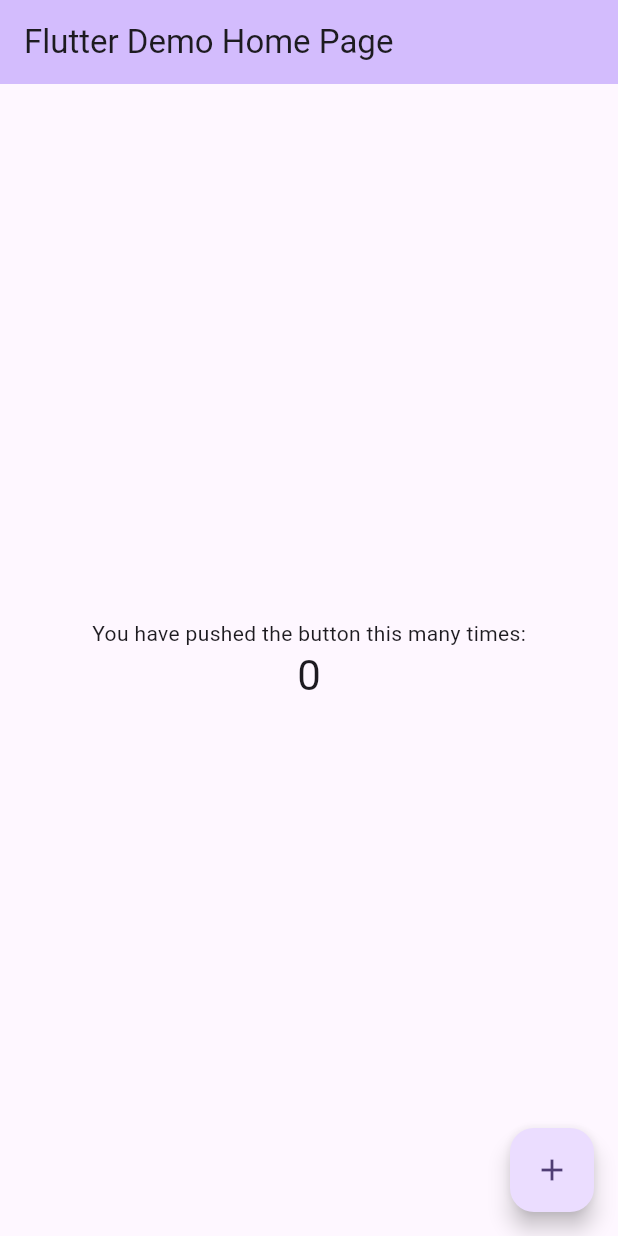
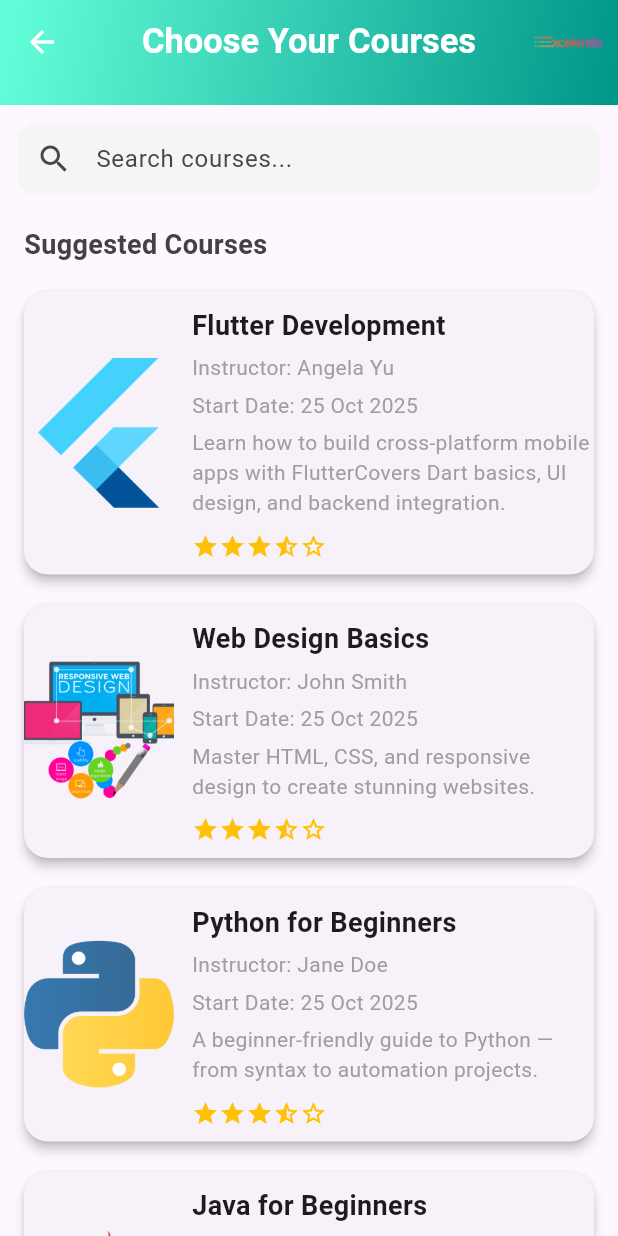
Before and after one commit to IsratJahanSamiha/UpSkillU, a Flutter app: the screen it shows after launch, on a phone screen of 412 x 824 dp. Run offline on Flutter 3.47's test engine with Material 3 defaults, Android fonts, the phone set to English and light mode, and no system bars.

Commit message:
Here, I am Samiha. added CoursePage and CourseDetailsPga.

```diff
--- /dev/null
+++ b/lib/course.dart
@@ -0,0 +1,300 @@
+//import 'package:flutter/cupertino.dart';
+import 'package:flutter/material.dart';
+import 'course_details.dart' ;
+
+class Course extends StatefulWidget {
+  @override
+  State<StatefulWidget> createState() => _CourseState();
+}
+
+class _CourseState extends State<Course> {
+
+  List<Map<String, String>> allCourses = [];
+  List<Map<String, String>> filteredCourses = [];
+  bool isLoading = true;
+  TextEditingController searchController = TextEditingController();
+
+  @override
+  void initState() {
+    super.initState();
+
+    // Simulate data loading (like fetching from API)
+    Future.delayed(const Duration(seconds: 2), () {
+      setState(() {
+        isLoading = false;
+        allCourses = [
+          {
+            "title": "Flutter Development",
+            "instructor": "Angela Yu",
+            "image": "assets/flutter_logo.png",
+            "startDate": "25 Oct 2025",
+            "description":
+            "Learn how to build cross-platform mobile apps with Flutter"
+                "Covers Dart basics, UI design, and backend integration."
+          },
+          {
+            "title": "Web Design Basics",
+            "instructor": "John Smith",
+            "image": "assets/weblogo.png",
+            "startDate": "25 Oct 2025",
+            "description":
+            "Master HTML, CSS, and responsive design to create stunning websites."
+          },
+          {
+            "title": "Python for Beginners",
+            "instructor": "Jane Doe",
+            "image": "assets/pythonlogo.png",
+            "startDate": "25 Oct 2025",
+            "description":
+            "A beginner-friendly guide to Python — from syntax to automation projects."
+          },
+          {
+            "title": "Java for Beginners",
+            "instructor": "Jane Doe",
+            "image": "assets/javalogo.png",
+            "startDate": "25 Oct 2025",
+            "description":
+            "A beginner-friendly guide to Java — from syntax to automation projects."
+          },
+        ];
+        filteredCourses = allCourses;
+      }
+      );
+    }
+    );
+  }
+
+  // Function to filter courses based on search text
+  void filterCourses(String query) {
+    final results = allCourses.where((course) {
+      final title = course["title"]!.toLowerCase();
+      final instructor = course["instructor"]!.toLowerCase();
+      final input = query.toLowerCase();
+      return title.contains(input) || instructor.contains(input);
+    }).toList();
+
+    setState(() => filteredCourses = results);
+  }
+
+
+  @override
+  Widget build(BuildContext context) {
+   // Size size = MediaQuery.of(context).size;
+   // double w = MediaQuery.of(context).size.width;
+   // double h = MediaQuery.of(context).size.height;
+    return Scaffold(
+      // backgroundColor: Theme.of(context).primaryColor ,
+      appBar:
+      PreferredSize(
+        preferredSize: const Size.fromHeight(70.0),
+        child: AppBar(
+          title: const Align(
+            alignment: Alignment(0, 0.6),
+            child: const Text("Choose Your Courses",
+              style: TextStyle(
+                color: Colors.white,   // 👈 title color
+                fontSize: 23,
+                fontWeight: FontWeight.bold,
+              ),
+            ),
+          ),
+
+          actions: [
+            IconButton(
+              onPressed: () {
+                print('Logo clicked!');
+              },
+              icon: Image.asset('assets/eceleratelogo.png',
+                height: 50, // 👈 control height
+                width: 50,  // 👈 control width
+              ),
+            ),
+          ],
+
+          centerTitle: true,
+          flexibleSpace: Container(
+            decoration: const BoxDecoration(
+              gradient: LinearGradient(
+                colors: [Colors.tealAccent, Colors.teal],
+                begin: Alignment.topLeft,
+                end: Alignment.bottomRight,
+              ),
+            ),
+          ),
+
+          elevation: 0.0,
+          leading: GestureDetector(
+            onTap: (){
+              Navigator.pop(context);
+            },
+            child: Icon(
+              Icons.arrow_back,
+              color: Colors.white ,
+            ),
+          ),
+        ),
+      ),
+      // backgroundColor: Theme.of(context).primaryColor ,
+
+
+
+
+      body:
+      isLoading
+          ? const Center(child: CircularProgressIndicator())
+          : Column(
+          children: [
+      // 🔍 Search Bar
+      Padding(
+      padding: const EdgeInsets.all(12.0),
+      child: TextField(
+        controller: searchController,
+        onChanged: filterCourses,
+        decoration: InputDecoration(
+          hintText: "Search courses...",
+          prefixIcon: const Icon(Icons.search),
+          filled: true,
+          fillColor: Colors.grey.shade100,
+          contentPadding:
+          const EdgeInsets.symmetric(vertical: 12, horizontal: 16),
+          border: OutlineInputBorder(
+            borderRadius: BorderRadius.circular(12),
+            borderSide: BorderSide.none,
+          ),
+        ),
+      ),
+    ),
+            // 2️⃣ Suggested Courses Text
+            Padding(
+              padding: const EdgeInsets.symmetric(horizontal: 16, vertical: 8),
+              child: Align(
+                alignment: Alignment.centerLeft,
+                child: Text(
+                  "Suggested Courses",
+                  style: TextStyle(
+                    fontSize: 18,
+                    fontWeight: FontWeight.bold,
+                    color: Colors.grey.shade800,
+                  ),
+                ),
+              ),
+            ),
+
+           // SizedBox(height: 20,),
+
+            // 📋 Course List
+            Expanded(
+              child: filteredCourses.isEmpty
+                  ? const Center(
+                child: Text(
+                  "No course found 😢",
+                  style: TextStyle(fontSize: 16, color: Colors.grey),
+                ),
+              )
+                  : ListView.builder(
+                itemCount: filteredCourses.length,
+                itemBuilder: (context, index) {
+                  final course = filteredCourses[index];
+                  return GestureDetector(
+                    onTap: () {
+                      Navigator.push(
+                        context,
+                        MaterialPageRoute(
+                          builder: (_) =>
+                              CourseDetailsPage(course: course),
+                        ),
+                      );
+                    },
+                    child: Card(
+                      margin: const EdgeInsets.symmetric(
+                          horizontal: 16, vertical: 10),
+                      shape: RoundedRectangleBorder(
+                        borderRadius: BorderRadius.circular(16),
+                      ),
+                      elevation: 3,
+                      child: Row(
+                        children: [
+                          ClipRRect(
+                            borderRadius: const BorderRadius.only(
+                              topLeft: Radius.circular(16),
+                              bottomLeft: Radius.circular(16),
+                            ),
+                            child: Image.asset(
+                              course["image"]!,
+                              width: 100,
+                              height: 100,
+                              fit: BoxFit.cover,
+                            ),
+                          ),
+                          const SizedBox(width: 12),
+                          Expanded(
+                            child: Padding(
+                              padding: const EdgeInsets.symmetric(
+                                  vertical: 10),
+                              child: Column(
+                                crossAxisAlignment:
+                                CrossAxisAlignment.start,
+                                children: [
+                                  Text(
+                                    course["title"]!,
+                                    style: const TextStyle(
+                                      fontSize: 18,
+                                      fontWeight: FontWeight.bold,
+                                    ),
+                                  ),
+                                  const SizedBox(height: 5),
+                                  Text(
+                                    "Instructor: ${course["instructor"]}",
+                                    style: const TextStyle(
+                                        color: Colors.grey),
+                                  ),
+                                  const SizedBox(height: 5),
+                                  Text(
+                                    "Start Date: ${course["startDate"]?? "Coming Soon"}",
+                                    style: const TextStyle(
+                                        color: Colors.grey),
+                                  ),
+                                  const SizedBox(height: 5),
+                                  Text(
+                                    course["description"]!,
+                                    style: const TextStyle(
+                                        color: Colors.grey),
+                                  ),
+                                  const SizedBox(height: 10),
+                                  const Row(
+                                    children: [
+                                      Icon(Icons.star,
+                                          color: Colors.amber,
+                                          size: 18),
+                                      Icon(Icons.star,
+                                          color: Colors.amber,
+                                          size: 18),
+                                      Icon(Icons.star,
+                                          color: Colors.amber,
+                                          size: 18),
+                                      Icon(Icons.star_half,
+                                          color: Colors.amber,
+                                          size: 18),
+                                      Icon(Icons.star_border,
+                                          color: Colors.amber,
+                                          size: 18),
+                                    ],
+                                  ),
+                                ],
+                              ),
+                            ),
+                          )
+                        ],
+                      ),
+                    ),
+                  );
+                },
+              ),
+            ),
+          ],
+      ),
+
+
+    );
+  }
+}
--- a/lib/main.dart
+++ b/lib/main.dart
@@ -1,122 +1,20 @@
 import 'package:flutter/material.dart';
+import 'course.dart';
 
 void main() {
-  runApp(const MyApp());
+  runApp(MyApp());
 }
 
 class MyApp extends StatelessWidget {
-  const MyApp({super.key});
-
   // This widget is the root of your application.
   @override
   Widget build(BuildContext context) {
     return MaterialApp(
-      title: 'Flutter Demo',
+      title: 'App',
       theme: ThemeData(
-        // This is the theme of your application.
-        //
-        // TRY THIS: Try running your application with "flutter run". You'll see
-        // the application has a purple toolbar. Then, without quitting the app,
-        // try changing the seedColor in the colorScheme below to Colors.green
-        // and then invoke "hot reload" (save your changes or press the "hot
-        // reload" button in a Flutter-supported IDE, or press "r" if you used
-        // the command line to start the app).
-        //
-        // Notice that the counter didn't reset back to zero; the application
-        // state is not lost during the reload. To reset the state, use hot
-        // restart instead.
-        //
-        // This works for code too, not just values: Most code changes can be
-        // tested with just a hot reload.
-        colorScheme: ColorScheme.fromSeed(seedColor: Colors.deepPurple),
+        primarySwatch: Colors.blue,
       ),
-      home: const MyHomePage(title: 'Flutter Demo Home Page'),
+      home:Course(),
     );
   }
 }
-
-class MyHomePage extends StatefulWidget {
-  const MyHomePage({super.key, required this.title});
-
-  // This widget is the home page of your application. It is stateful, meaning
-  // that it has a State object (defined below) that contains fields that affect
-  // how it looks.
-
-  // This class is the configuration for the state. It holds the values (in this
-  // case the title) provided by the parent (in this case the App widget) and
-  // used by the build method of the State. Fields in a Widget subclass are
-  // always marked "final".
-
-  final String title;
-
-  @override
-  State<MyHomePage> createState() => _MyHomePageState();
-}
-
-class _MyHomePageState extends State<MyHomePage> {
-  int _counter = 0;
-
-  void _incrementCounter() {
-    setState(() {
-      // This call to setState tells the Flutter framework that something has
-      // changed in this State, which causes it to rerun the build method below
-      // so that the display can reflect the updated values. If we changed
-      // _counter without calling setState(), then the build method would not be
-      // called again, and so nothing would appear to happen.
-      _counter++;
-    });
-  }
-
-  @override
-  Widget build(BuildContext context) {
-    // This method is rerun every time setState is called, for instance as done
-    // by the _incrementCounter method above.
-    //
-    // The Flutter framework has been optimized to make rerunning build methods
-    // fast, so that you can just rebuild anything that needs updating rather
-    // than having to individually change instances of widgets.
-    return Scaffold(
-      appBar: AppBar(
-        // TRY THIS: Try changing the color here to a specific color (to
-        // Colors.amber, perhaps?) and trigger a hot reload to see the AppBar
-        // change color while the other colors stay the same.
-        backgroundColor: Theme.of(context).colorScheme.inversePrimary,
-        // Here we take the value from the MyHomePage object that was created by
-        // the App.build method, and use it to set our appbar title.
-        title: Text(widget.title),
-      ),
-      body: Center(
-        // Center is a layout widget. It takes a single child and positions it
-        // in the middle of the parent.
-        child: Column(
-          // Column is also a layout widget. It takes a list of children and
-          // arranges them vertically. By default, it sizes itself to fit its
-          // children horizontally, and tries to be as tall as its parent.
-          //
-          // Column has various properties to control how it sizes itself and
-          // how it positions its children. Here we use mainAxisAlignment to
-          // center the children vertically; the main axis here is the vertical
-          // axis because Columns are vertical (the cross axis would be
-          // horizontal).
-          //
-          // TRY THIS: Invoke "debug painting" (choose the "Toggle Debug Paint"
-          // action in the IDE, or press "p" in the console), to see the
-          // wireframe for each widget.
-          mainAxisAlignment: MainAxisAlignment.center,
-          children: <Widget>[
-            const Text('You have pushed the button this many times:'),
-            Text(
-              '$_counter',
-              style: Theme.of(context).textTheme.headlineMedium,
-            ),
-          ],
-        ),
-      ),
-      floatingActionButton: FloatingActionButton(
-        onPressed: _incrementCounter,
-        tooltip: 'Increment',
-        child: const Icon(Icons.add),
-      ), // This trailing comma makes auto-formatting nicer for build methods.
-    );
-  }
-}
```
Also changed, not shown: lib/course_details.dart (added, +165 -0 lines), pubspec.yaml (+6 -1 lines), assets/eceleratelogo.png (added), assets/flutter_logo.png (added), assets/javalogo.png (added), assets/pythonlogo.png (added), assets/weblogo.png (added), 1 other file.
